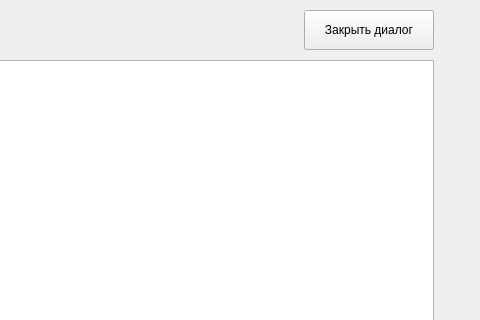
Before: the Qt Designer form Client/dialog.ui in Kekuch13/messenger, drawn with Qt 5; both pictures show x 316 to 796 and y 0 to 320 of the 796 by 559 pixel window.
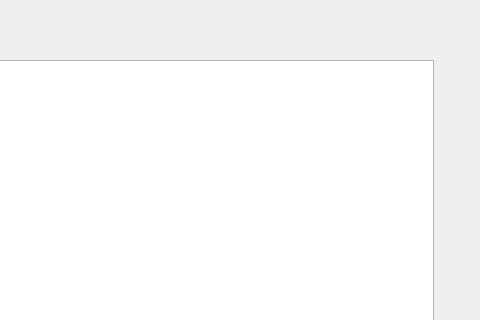
After: the same form once the commit is applied.

The edit to the form file:
```diff
--- a/Client/dialog.ui
+++ b/Client/dialog.ui
@@ -72,19 +72,6 @@
     <string/>
    </property>
   </widget>
-  <widget class="QPushButton" name="closeButton">
-   <property name="geometry">
-    <rect>
-     <x>620</x>
-     <y>10</y>
-     <width>130</width>
-     <height>40</height>
-    </rect>
-   </property>
-   <property name="text">
-    <string>Закрыть диалог</string>
-   </property>
-  </widget>
   <widget class="QLineEdit" name="lineEdit">
    <property name="geometry">
     <rect>
```
